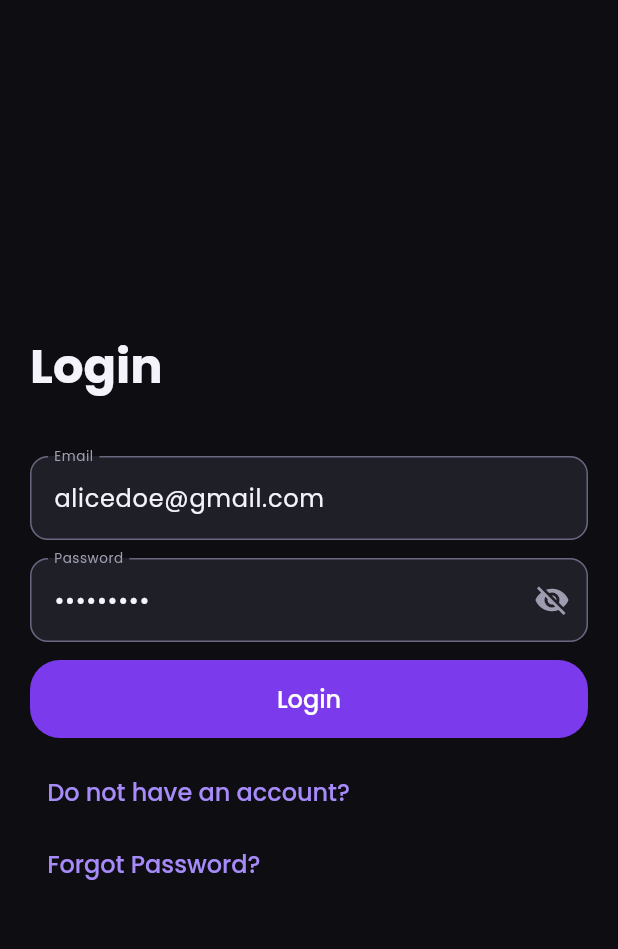
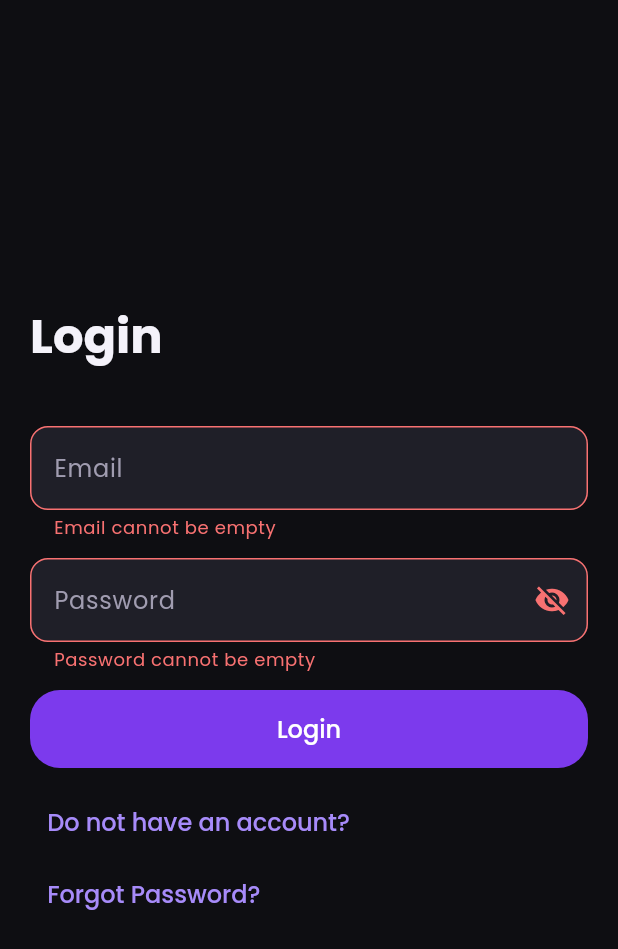
Before and after one commit to VigneshJagannadhan/VChat, a Flutter app: the screen it shows after launch, after a tap on "Login", on a phone screen of 412 x 824 dp. Shown: the top 949 px of the screen. Run offline on Flutter 3.47's test engine with Material 3 defaults, Android fonts, the phone set to English and light mode, and no system bars; our stand-ins replace dio, equatable, file_picker, firebase_core, firebase_messaging, flutter_bloc and 13 more; accounts and stored records are empty.

Commit message:
fix: login form prefilled with test credentials

```diff
--- /dev/null
+++ b/config/dev.example.json
@@ -0,0 +1,5 @@
+{
+  "DEV_NAME": "",
+  "DEV_EMAIL": "",
+  "DEV_PASSWORD": ""
+}
--- /dev/null
+++ b/lib/core/constants/dev_credentials.dart
@@ -0,0 +1,21 @@
+import 'package:flutter/foundation.dart';
+
+/// Optional test account that prefills the login form in debug builds.
+///
+/// Supply it at run time, never in source:
+/// `flutter run --dart-define-from-file=config/dev.json`
+/// (copy `config/dev.example.json` to `config/dev.json`, which is gitignored).
+///
+/// The [kDebugMode] guard makes every value compile to `''` in profile and
+/// release builds, so these can't ship even if the file is passed by mistake.
+abstract final class DevCredentials {
+  static const String name = kDebugMode
+      ? String.fromEnvironment('DEV_NAME')
+      : '';
+  static const String email = kDebugMode
+      ? String.fromEnvironment('DEV_EMAIL')
+      : '';
+  static const String password = kDebugMode
+      ? String.fromEnvironment('DEV_PASSWORD')
+      : '';
+}
--- a/lib/features/auth/presentation/views/auth_view.dart
+++ b/lib/features/auth/presentation/views/auth_view.dart
@@ -4,6 +4,7 @@ import 'package:file_picker/file_picker.dart';
 import 'package:flutter/material.dart';
 import 'package:flutter_bloc/flutter_bloc.dart';
 import 'package:vignesh_project_01/core/constants/app_validators.dart';
+import 'package:vignesh_project_01/core/constants/dev_credentials.dart';
 import 'package:vignesh_project_01/core/extensions/theme_extensions.dart';
 import 'package:vignesh_project_01/core/themes/app_dimens.dart';
 import 'package:vignesh_project_01/features/auth/presentation/cubits/auth/auth_cubit.dart';
@@ -26,14 +27,15 @@ class AuthView extends StatefulWidget {
 }
 
 class _AuthViewState extends State<AuthView> {
+  // Empty unless a debug run passes config/dev.json; always empty in release.
   final TextEditingController _nameController = TextEditingController(
-    text: 'user',
+    text: DevCredentials.name,
   );
   final TextEditingController _emailController = TextEditingController(
-    text: 'alicedoe@gmail.com',
+    text: DevCredentials.email,
   );
   final TextEditingController _passwordController = TextEditingController(
-    text: 'Abcd@1234',
+    text: DevCredentials.password,
   );
   final GlobalKey<FormState> _formKey = GlobalKey<FormState>();
 
```
Also changed, not shown: 1 other file.
